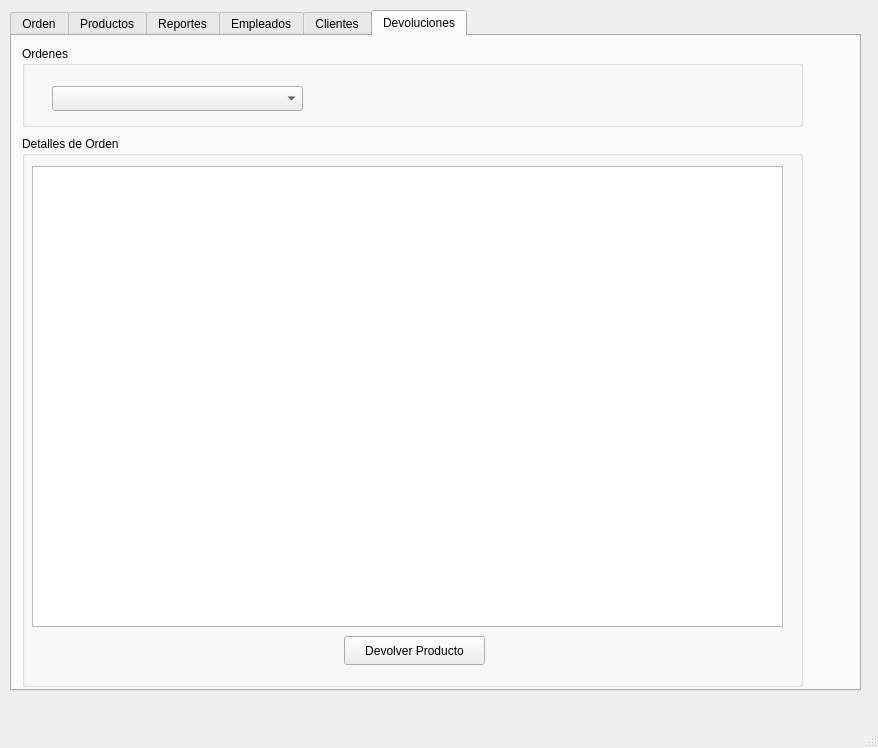
The window that mainwindow.ui (jairoaguilarts/Desktop-App-Proyect) describes before a commit, drawn with Qt 5.
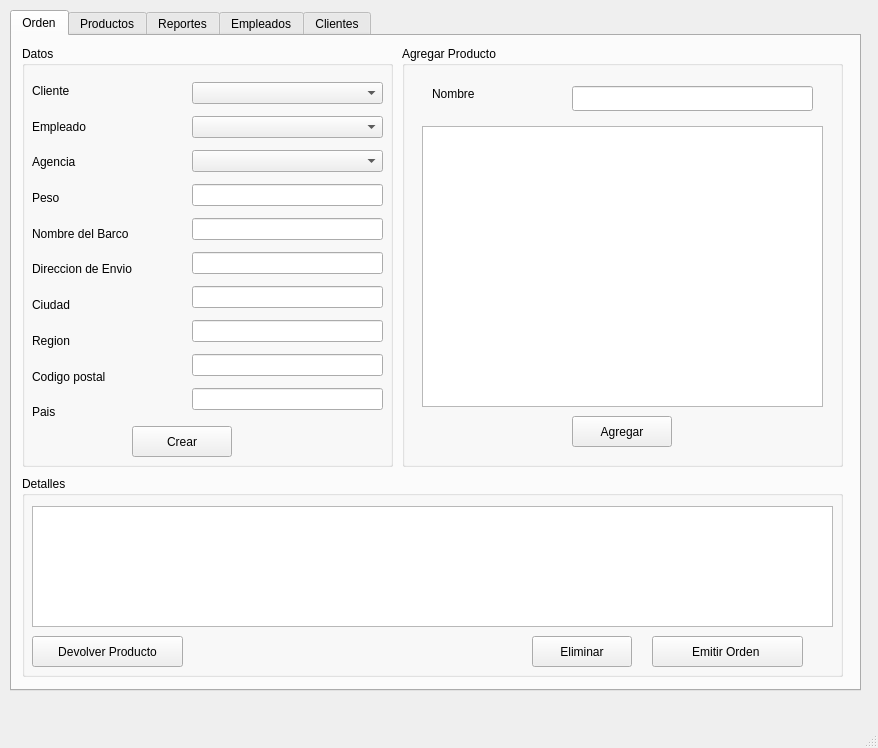
The same window after the commit.

Diff of the .ui file:
```diff
--- a/mainwindow.ui
+++ b/mainwindow.ui
@@ -27,7 +27,7 @@
      <string>&lt;html&gt;&lt;head/&gt;&lt;body&gt;&lt;p&gt;&lt;br/&gt;&lt;/p&gt;&lt;/body&gt;&lt;/html&gt;</string>
     </property>
     <property name="currentIndex">
-     <number>5</number>
+     <number>0</number>
     </property>
     <widget class="QWidget" name="tab">
      <attribute name="title">
@@ -175,7 +175,7 @@
          <x>110</x>
          <y>380</y>
          <width>100</width>
-         <height>32</height>
+         <height>31</height>
         </rect>
        </property>
        <property name="text">
@@ -208,10 +208,10 @@
       <widget class="QPushButton" name="PB_EliminarDetalle">
        <property name="geometry">
         <rect>
-         <x>50</x>
+         <x>510</x>
          <y>160</y>
          <width>100</width>
-         <height>32</height>
+         <height>31</height>
         </rect>
        </property>
        <property name="text">
@@ -231,6 +231,19 @@
         <string>Emitir Orden </string>
        </property>
       </widget>
+      <widget class="QPushButton" name="PB_devolver">
+       <property name="geometry">
+        <rect>
+         <x>10</x>
+         <y>160</y>
+         <width>151</width>
+         <height>31</height>
+        </rect>
+       </property>
+       <property name="text">
+        <string>Devolver Producto</string>
+       </property>
+      </widget>
      </widget>
      <widget class="QGroupBox" name="groupBox_15">
       <property name="geometry">
@@ -270,7 +283,7 @@
          <x>170</x>
          <y>370</y>
          <width>100</width>
-         <height>32</height>
+         <height>31</height>
         </rect>
        </property>
        <property name="text">
@@ -1566,76 +1579,6 @@
       </widget>
      </widget>
     </widget>
-    <widget class="QWidget" name="tab_6">
-     <attribute name="title">
-      <string>Devoluciones</string>
-     </attribute>
-     <widget class="QGroupBox" name="groupBox_2">
-      <property name="geometry">
-       <rect>
-        <x>10</x>
-        <y>10</y>
-        <width>781</width>
-        <height>81</height>
-       </rect>
-      </property>
-      <property name="title">
-       <string>Ordenes</string>
-      </property>
-      <widget class="QComboBox" name="CB_Ordenes">
-       <property name="geometry">
-        <rect>
-         <x>30</x>
-         <y>40</y>
-         <width>251</width>
-         <height>25</height>
-        </rect>
-       </property>
-      </widget>
-     </widget>
-     <widget class="QGroupBox" name="groupBox_17">
-      <property name="geometry">
-       <rect>
-        <x>10</x>
-        <y>100</y>
-        <width>781</width>
-        <height>551</height>
-       </rect>
-      </property>
-      <property name="title">
-       <string>Detalles de Orden</string>
-      </property>
-      <widget class="QPushButton" name="PB_Devolver">
-       <property name="geometry">
-        <rect>
-         <x>322</x>
-         <y>500</y>
-         <width>141</width>
-         <height>29</height>
-        </rect>
-       </property>
-       <property name="text">
-        <string>Devolver Producto</string>
-       </property>
-      </widget>
-      <widget class="QTableWidget" name="TB_DetallesOrden">
-       <property name="geometry">
-        <rect>
-         <x>10</x>
-         <y>30</y>
-         <width>751</width>
-         <height>461</height>
-        </rect>
-       </property>
-       <property name="selectionMode">
-        <enum>QAbstractItemView::SingleSelection</enum>
-       </property>
-       <property name="selectionBehavior">
-        <enum>QAbstractItemView::SelectRows</enum>
-       </property>
-      </widget>
-     </widget>
-    </widget>
    </widget>
   </widget>
   <widget class="QMenuBar" name="menubar">
```
Left out of the diff: 12 changed lines with no effect on the pictures.
